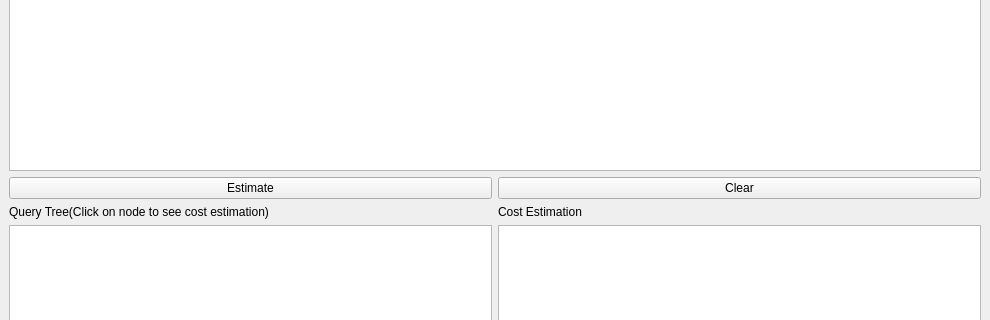
wesleylcf/query-cost-explainer, file Project2/form.ui: the form before one commit; both pictures show x 0 to 990 and y 161 to 481 of the 990 by 726 pixel window.
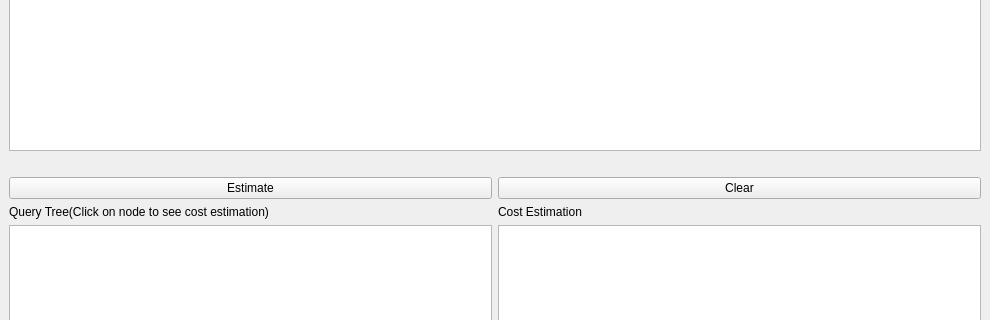
The form after the commit.

Commit message: style: Add inline error text

What changed in the file:
```diff
--- a/Project2/form.ui
+++ b/Project2/form.ui
@@ -27,6 +27,9 @@
         <item>
         <widget class="QTextEdit" name="inputText"/>
         </item>
+        <item>
+          <widget class ="QLabel" name="error" />
+        </item>
         <item>
           <layout class="QHBoxLayout" name="horizontalLayout">
             <item>
```
Lines whose indentation alone changed are shown as unchanged. The commit also changes 3 other files.
